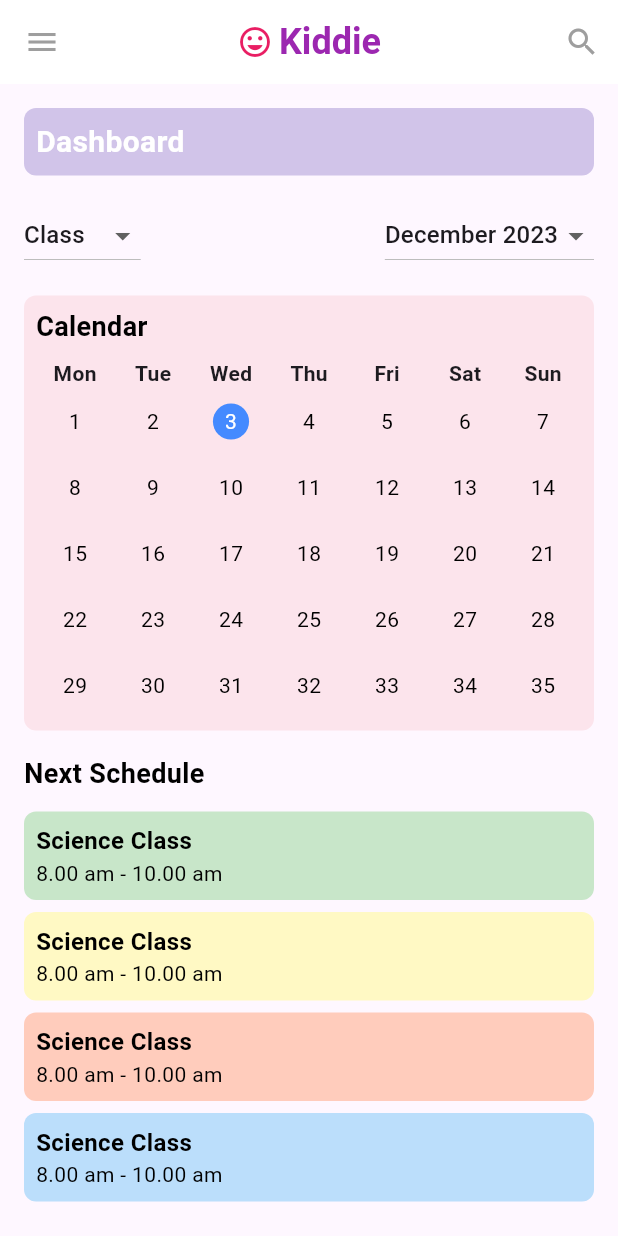
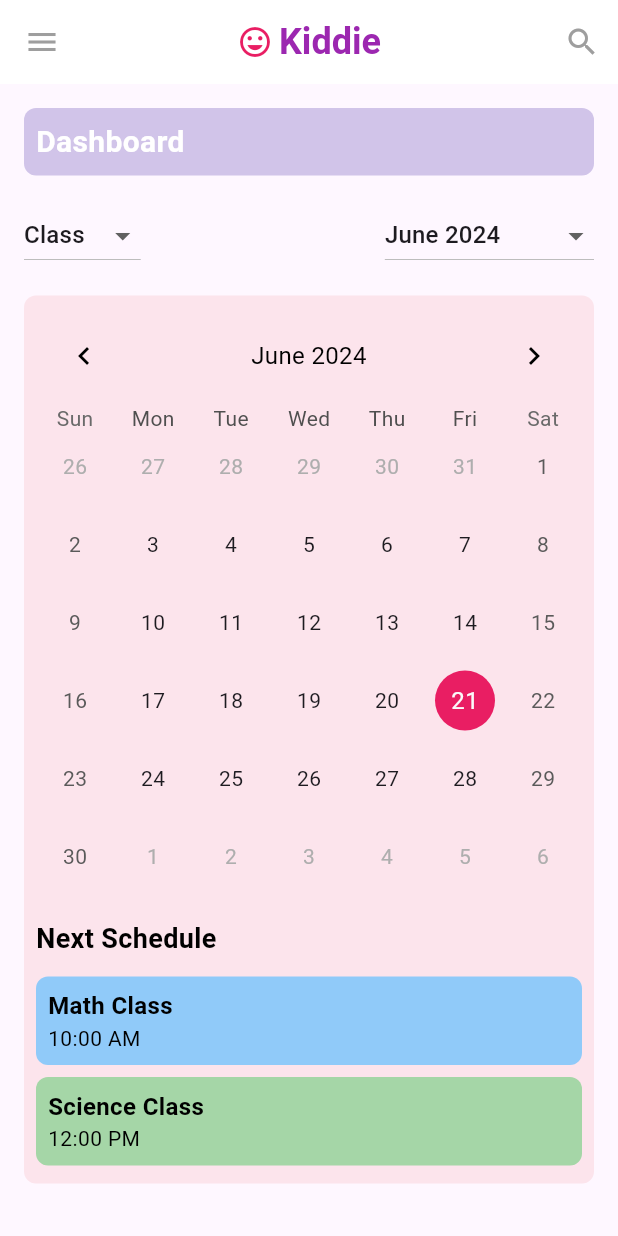
Before and after one commit to tivy09/the_kiddie_app_flutter, a Flutter app: the HomeView screen opened by its route, on a phone screen of 412 x 824 dp. Run offline on Flutter 3.47's test engine with Material 3 defaults, Android fonts, the light colour scheme and no system bars; drawn by our look-alikes of table_calendar; our stand-ins replace badges, stacked, stacked_services, stacked_shared.

Commit message:
Update home page ui

```diff
--- a/lib/app/app.router.dart
+++ b/lib/app/app.router.dart
@@ -45,11 +45,8 @@ class StackedRouter extends _i1.RouterBase {
 
   final _pagesMap = <Type, _i1.StackedRouteFactory>{
     _i2.SignInView: (data) {
-      final args = data.getArgs<SignInViewArguments>(
-        orElse: () => const SignInViewArguments(),
-      );
       return _i5.MaterialPageRoute<dynamic>(
-        builder: (context) => _i2.SignInView(key: args.key),
+        builder: (context) => const _i2.SignInView(),
         settings: data,
       );
     },
@@ -74,39 +71,15 @@ class StackedRouter extends _i1.RouterBase {
   Map<Type, _i1.StackedRouteFactory> get pagesMap => _pagesMap;
 }
 
-class SignInViewArguments {
-  const SignInViewArguments({this.key});
-
-  final _i5.Key? key;
-
-  @override
-  String toString() {
-    return '{"key": "$key"}';
-  }
-
-  @override
-  bool operator ==(covariant SignInViewArguments other) {
-    if (identical(this, other)) return true;
-    return other.key == key;
-  }
-
-  @override
-  int get hashCode {
-    return key.hashCode;
-  }
-}
-
 extension NavigatorStateExtension on _i6.NavigationService {
-  Future<dynamic> navigateToSignInView({
-    _i5.Key? key,
+  Future<dynamic> navigateToSignInView([
     int? routerId,
     bool preventDuplicates = true,
     Map<String, String>? parameters,
     Widget Function(BuildContext, Animation<double>, Animation<double>, Widget)?
         transition,
-  }) async {
+  ]) async {
     return navigateTo<dynamic>(Routes.signInView,
-        arguments: SignInViewArguments(key: key),
         id: routerId,
         preventDuplicates: preventDuplicates,
         parameters: parameters,
@@ -141,16 +114,14 @@ extension NavigatorStateExtension on _i6.NavigationService {
         transition: transition);
   }
 
-  Future<dynamic> replaceWithSignInView({
-    _i5.Key? key,
+  Future<dynamic> replaceWithSignInView([
     int? routerId,
     bool preventDuplicates = true,
     Map<String, String>? parameters,
     Widget Function(BuildContext, Animation<double>, Animation<double>, Widget)?
         transition,
-  }) async {
+  ]) async {
     return replaceWith<dynamic>(Routes.signInView,
-        arguments: SignInViewArguments(key: key),
         id: routerId,
         preventDuplicates: preventDuplicates,
         parameters: parameters,
--- a/lib/view/main/home/home_view.dart
+++ b/lib/view/main/home/home_view.dart
@@ -1,11 +1,12 @@
+// home_view.dart
 import 'package:flutter/material.dart';
 import 'package:stacked/stacked.dart';
 import 'package:thekiddle_app/view/main/home/home_viewmodel.dart';
-import 'package:intl/intl.dart';
 import 'package:badges/badges.dart' as badges;
+import 'package:table_calendar/table_calendar.dart';
 
 class HomeView extends StatelessWidget {
-  const HomeView({Key? key}) : super(key: key);
+  const HomeView({super.key});
 
   @override
   Widget build(BuildContext context) {
@@ -16,10 +17,14 @@ class HomeView extends StatelessWidget {
           appBar: AppBar(
             backgroundColor: Colors.white,
             elevation: 0,
-            leading: IconButton(
+            leading: Builder(
+              builder: (BuildContext context) {
+                return IconButton(
                   icon: const Icon(Icons.menu, color: Colors.grey),
                   onPressed: () {
                     Scaffold.of(context).openDrawer();
+                  },
+                );
               },
             ),
             title: const Row(
@@ -30,8 +35,7 @@ class HomeView extends StatelessWidget {
                 Text(
                   'Kiddie',
                   style: TextStyle(
-                    fontFamily:
-                        'Roboto', // Replace with your desired font family
+                    fontFamily: 'Roboto',
                     fontSize: 24,
                     color: Colors.purple,
                     fontWeight: FontWeight.bold,
@@ -58,8 +62,7 @@ class HomeView extends StatelessWidget {
                   accountName: Text('Go Younjung'),
                   accountEmail: Text('Teacher'),
                   currentAccountPicture: CircleAvatar(
-                    backgroundImage: AssetImage(
-                        'assets/profile.jpg'), // Replace with your profile image
+                      // backgroundImage: AssetImage('assets/profile.jpg'),
                       ),
                 ),
                 ListTile(
@@ -157,7 +160,7 @@ class HomeView extends StatelessWidget {
                       onChanged: (String? newValue) {
                         model.updateClass(newValue!);
                       },
-                      items: <String>['Class', 'Class 1', 'Class 2']
+                      items: model.classes
                           .map<DropdownMenuItem<String>>((String value) {
                         return DropdownMenuItem<String>(
                           value: value,
@@ -170,10 +173,8 @@ class HomeView extends StatelessWidget {
                       onChanged: (String? newValue) {
                         model.updateDate(newValue!);
                       },
-                      items: <String>[
-                        'December 2023',
-                        DateFormat.yMMMM().format(DateTime.now()),
-                      ].map<DropdownMenuItem<String>>((String value) {
+                      items: model.availableDates
+                          .map<DropdownMenuItem<String>>((String value) {
                         return DropdownMenuItem<String>(
                           value: value,
                           child: Text(value),
@@ -192,63 +193,41 @@ class HomeView extends StatelessWidget {
                   child: Column(
                     crossAxisAlignment: CrossAxisAlignment.start,
                     children: [
-                      const Text(
-                        'Calendar',
-                        style: TextStyle(
-                          fontSize: 18,
-                          fontWeight: FontWeight.bold,
-                          color: Colors.black,
+                      TableCalendar(
+                        focusedDay: model.focusedDay,
+                        firstDay: DateTime(2020, 1, 1),
+                        lastDay: DateTime(2030, 12, 31),
+                        selectedDayPredicate: (day) {
+                          return isSameDay(model.selectedDay, day);
+                        },
+                        onDaySelected: (selectedDay, focusedDay) {
+                          model.onDaySelected(selectedDay, focusedDay);
+                        },
+                        calendarFormat: model.calendarFormat,
+                        onFormatChanged: (format) {
+                          model.onFormatChanged(format);
+                        },
+                        calendarStyle: CalendarStyle(
+                          selectedDecoration: BoxDecoration(
+                            color: Colors.pink,
+                            shape: BoxShape.circle,
+                          ),
+                          todayDecoration: BoxDecoration(
+                            color: Colors.blueAccent,
+                            shape: BoxShape.circle,
                           ),
                         ),
-                      const SizedBox(height: 8),
-                      Table(
-                        children: [
-                          TableRow(
-                            children: [
-                              for (var day in [
-                                'Mon',
-                                'Tue',
-                                'Wed',
-                                'Thu',
-                                'Fri',
-                                'Sat',
-                                'Sun'
-                              ])
-                                Center(
-                                    child: Text(day,
-                                        style: const TextStyle(
-                                            fontWeight: FontWeight.bold))),
-                            ],
+                        headerStyle: HeaderStyle(
+                          formatButtonVisible: false,
+                          titleCentered: true,
+                          leftChevronIcon:
+                              Icon(Icons.chevron_left, color: Colors.black),
+                          rightChevronIcon:
+                              Icon(Icons.chevron_right, color: Colors.black),
+                          titleTextStyle: TextStyle(
+                            color: Colors.black,
+                            fontSize: 16.0,
                           ),
-                          for (var week
-                              in List.generate(5, (index) => index + 1))
-                            TableRow(
-                              children: List.generate(7, (index) {
-                                return Center(
-                                  child: Container(
-                                    margin: const EdgeInsets.all(4.0),
-                                    padding: const EdgeInsets.all(8.0),
-                                    decoration: BoxDecoration(
-                                      color: index == 2 && week == 1
-                                          ? Colors.blueAccent
-                                          : Colors.transparent,
-                                      shape: BoxShape.circle,
-                                    ),
-                                    child: Text(
-                                      (index + week * 7 - 6).toString(),
-                                      style: TextStyle(
-                                        color: index == 2 && week == 1
-                                            ? Colors.white
-                                            : Colors.black,
-                                      ),
-                                    ),
-                                  ),
-                                );
-                              }),
-                            ),
-                        ],
-                      ),
-                    ],
                         ),
                       ),
                       const SizedBox(height: 16),
@@ -297,6 +276,9 @@ class HomeView extends StatelessWidget {
                           );
                         },
                       ),
+                    ],
+                  ),
+                ),
                 const SizedBox(height: 16),
                 const Text(
                   'Student Attendance',
@@ -316,7 +298,6 @@ class HomeView extends StatelessWidget {
                   child: Column(
                     crossAxisAlignment: CrossAxisAlignment.start,
                     children: [
-                      // Placeholder for attendance chart
                       Container(
                         height: 100,
                         color: Colors.lightBlue[100],
@@ -332,7 +313,6 @@ class HomeView extends StatelessWidget {
                         ),
                       ),
                       const SizedBox(height: 8),
-                      // Placeholder for attendance circle
                       Container(
                         height: 100,
                         color: Colors.green[100],
@@ -374,8 +354,7 @@ class HomeView extends StatelessWidget {
                       child: const Row(
                         children: [
                           CircleAvatar(
-                            backgroundImage: AssetImage(
-                                'assets/profile.jpg'), // Replace with actual image
+                            // backgroundImage: AssetImage('assets/profile.jpg'),
                             radius: 20,
                           ),
                           SizedBox(width: 8),
--- a/lib/view/main/home/home_viewmodel.dart
+++ b/lib/view/main/home/home_viewmodel.dart
@@ -1,9 +1,32 @@
 import 'package:stacked/stacked.dart';
+import 'package:intl/intl.dart';
+import 'package:table_calendar/table_calendar.dart';
 
 class HomeViewModel extends BaseViewModel {
-  // Placeholder for class and date selections
   String selectedClass = 'Class';
-  String selectedDate = 'December 2023';
+  String selectedDate = DateFormat.yMMMM().format(DateTime.now());
+  List<String> classes = ['Class', 'Class 1', 'Class 2'];
+  List<String> availableDates = [
+    'December 2023',
+    DateFormat.yMMMM().format(DateTime.now()),
+  ];
+
+  DateTime selectedDay = DateTime.now();
+  DateTime focusedDay = DateTime.now();
+  CalendarFormat calendarFormat = CalendarFormat.month;
+
+  List<Map<String, String>> nextSchedule = [
+    {
+      'title': 'Math Class',
+      'time': '10:00 AM',
+      'color': '0xFF90CAF9',
+    },
+    {
+      'title': 'Science Class',
+      'time': '12:00 PM',
+      'color': '0xFFA5D6A7',
+    },
+  ];
 
   void updateClass(String newClass) {
     selectedClass = newClass;
@@ -15,27 +38,14 @@ class HomeViewModel extends BaseViewModel {
     notifyListeners();
   }
 
-  // Sample data for next schedule
-  final List<Map<String, String>> nextSchedule = [
-    {
-      'title': 'Science Class',
-      'time': '8.00 am - 10.00 am',
-      'color': '0xFFC8E6C9'
-    },
-    {
-      'title': 'Science Class',
-      'time': '8.00 am - 10.00 am',
-      'color': '0xFFFFF9C4'
-    },
-    {
-      'title': 'Science Class',
-      'time': '8.00 am - 10.00 am',
-      'color': '0xFFFFCCBC'
-    },
-    {
-      'title': 'Science Class',
-      'time': '8.00 am - 10.00 am',
-      'color': '0xFFBBDEFB'
-    },
-  ];
+  void onDaySelected(DateTime selectedDay, DateTime focusedDay) {
+    this.selectedDay = selectedDay;
+    this.focusedDay = focusedDay;
+    notifyListeners();
+  }
+
+  void onFormatChanged(CalendarFormat format) {
+    calendarFormat = format;
+    notifyListeners();
+  }
 }
--- a/pubspec.yaml
+++ b/pubspec.yaml
@@ -34,6 +34,7 @@ dependencies:
   stacked_services: ^1.5.0
   badges: ^2.0.2
   intl: ^0.17.0
+  table_calendar: ^3.0.5
 
   # The following adds the Cupertino Icons font to your application.
   # Use with the CupertinoIcons class for iOS style icons.
```
Also changed, not shown: pubspec.lock. Lines whose indentation alone changed are shown as unchanged.
